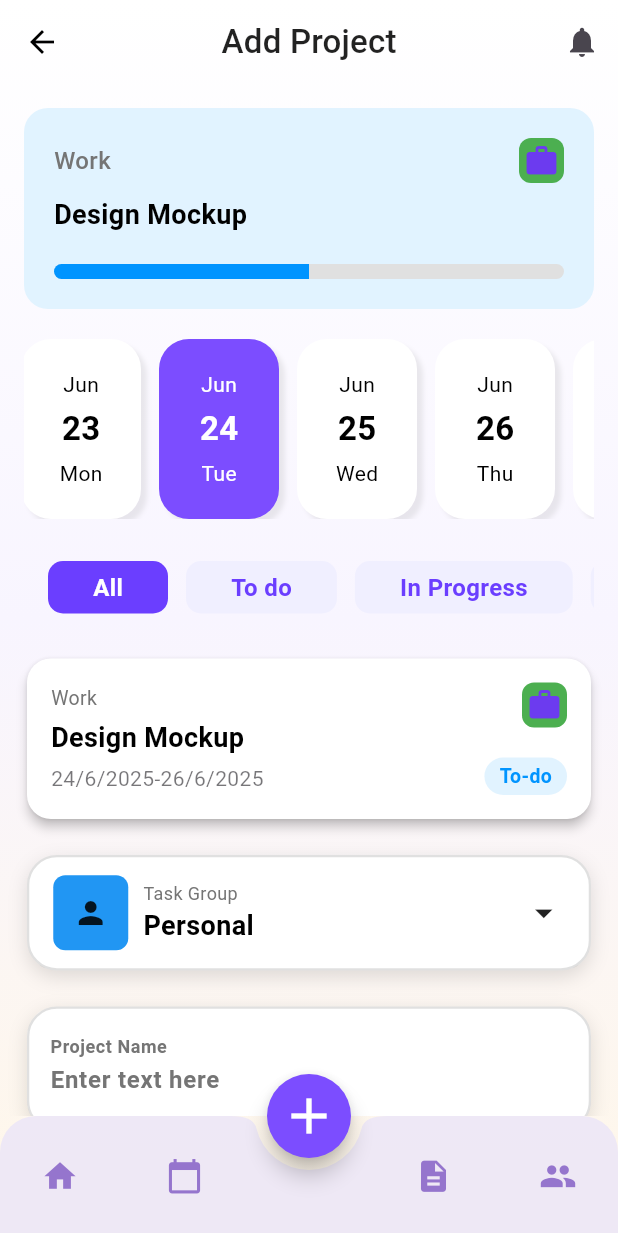
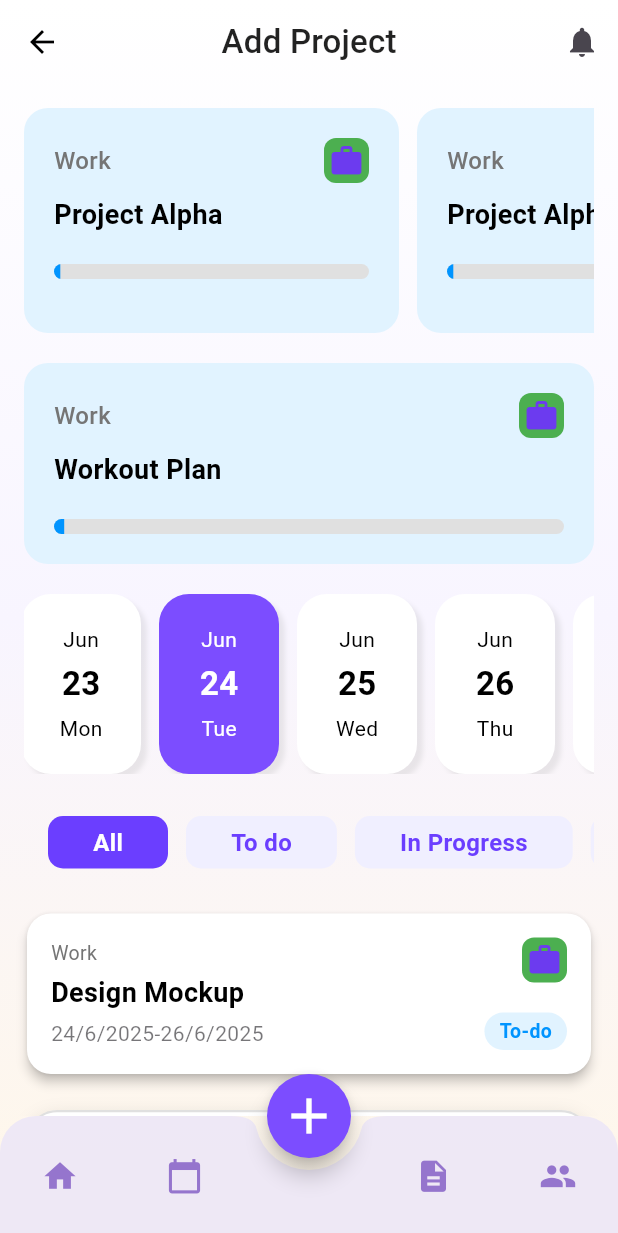
Before and after one commit to LucHo251025/Task-Manager-App, a Flutter app: the screen it shows after launch, on a phone screen of 412 x 824 dp. Shown: the top 1233 px of the screen. Run offline on Flutter 3.47's test engine with Material 3 defaults, Android fonts, the phone set to English and light mode, and no system bars; our stand-ins replace flutter_bloc, font_awesome_flutter; Roboto replaces fonts that are missing (Urbanist).

Commit message:
create horizonta_project_card_process

```diff
--- a/lib/features/task/presentation/pages/add_project_screen.dart
+++ b/lib/features/task/presentation/pages/add_project_screen.dart
@@ -3,6 +3,7 @@ import 'package:task_manager_app/features/task/domain/entities/project_entity.da
 import 'package:task_manager_app/features/task/domain/entities/task_entity.dart';
 import 'package:task_manager_app/features/task/domain/entities/task_group_entity.dart';
 import 'package:task_manager_app/features/task/presentation/widgets/horizontal_date_picker.dart';
+import 'package:task_manager_app/features/task/presentation/widgets/horizontal_project_card_process.dart';
 import 'package:task_manager_app/features/task/presentation/widgets/project_card_process.dart';
 import 'package:task_manager_app/features/task/presentation/widgets/select_date.dart';
 import 'package:task_manager_app/features/task/presentation/widgets/status_tabbar.dart';
@@ -86,6 +87,114 @@ class _AddProjectScreenState extends State<AddProjectScreen> {
               padding: const EdgeInsets.all(16.0),
               child: Column(
                 children: [
+                  HorizontalProjectList(groupList: [
+                    TaskGroupEntity(
+                      id: '1',
+                      name: 'Work',
+                      projects: [
+                        ProjectEntity(
+                          id: 'p1',
+                          groupId: '1',
+                          description: 'Work-related projects and tasks',
+                          name: 'Project Alpha',
+                          tasks: [
+                            TaskEntity(
+                              id: "1",
+                              projectId: "1",
+                              title: "Design Mockup",
+                              status: "isProcess",
+                              startDate: DateTime.now(),
+                              endDate: DateTime.now().add(Duration(days: 2)),
+                            ),
+                            TaskEntity(
+                              id: "2",
+                              projectId: "1",
+                              title: "Develop Backend",
+                              status: "isProcess",
+                              startDate: DateTime.now(),
+                              endDate: DateTime.now().add(Duration(days: 3)),
+                            )
+                          ],
+                          status: 'isProcess',
+                          startDate: DateTime.now(),
+                          endDate: DateTime.now().add(Duration(days: 5)),
+                        ),
+                        ProjectEntity(
+                          id: 'p1',
+                          groupId: '1',
+                          description: 'Work-related projects and tasks',
+                          name: 'Project Alpha',
+                          tasks: [
+                            TaskEntity(
+                              id: "1",
+                              projectId: "1",
+                              title: "Design Mockup",
+                              status: "isProcess",
+                              startDate: DateTime.now(),
+                              endDate: DateTime.now().add(Duration(days: 2)),
+                            ),
+                            TaskEntity(
+                              id: "2",
+                              projectId: "1",
+                              title: "Develop Backend",
+                              status: "isProcess",
+                              startDate: DateTime.now(),
+                              endDate: DateTime.now().add(Duration(days: 3)),
+                            )
+                          ],
+                          status: 'isProcess',
+                          startDate: DateTime.now(),
+                          endDate: DateTime.now().add(Duration(days: 5)),
+                        ),
+                      ],
+                      icon: Icon(
+                        Icons.work,
+                        color: Color(0xFF6C3BEF),
+                      ),
+                      iconColor: Colors.green,
+                    ),
+                    TaskGroupEntity(
+                      id: '1',
+                      name: 'Personal Projects',
+                      projects: [
+                        ProjectEntity(
+                          id: 'p1',
+                          groupId: '1',
+                          description: 'Work-related projects and tasks',
+                          name: 'Project Alpha',
+                          tasks: [
+                            TaskEntity(
+                              id: "1",
+                              projectId: "1",
+                              title: "Design Mockup",
+                              status: "isProcess",
+                              startDate: DateTime.now(),
+                              endDate: DateTime.now().add(Duration(days: 2)),
+                            ),
+                            TaskEntity(
+                              id: "2",
+                              projectId: "1",
+                              title: "Develop Backend",
+                              status: "isProcess",
+                              startDate: DateTime.now(),
+                              endDate: DateTime.now().add(Duration(days: 3)),
+                            )
+                          ],
+                          status: 'isProcess',
+                          startDate: DateTime.now(),
+                          endDate: DateTime.now().add(Duration(days: 5)),
+                        ),
+                      ],
+                      icon: Icon(
+                        Icons.work,
+                        color: Color(0xFF6C3BEF),
+                      ),
+                      iconColor: Colors.green,
+                    )
+                  ]),
+                  SizedBox(
+                    height: 20,
+                  ),
                   ProjectCardProcess(group: TaskGroupEntity(
                     id: '1',
                     name: 'Work',
@@ -113,7 +222,7 @@ class _AddProjectScreenState extends State<AddProjectScreen> {
                             endDate: DateTime.now().add(Duration(days: 3)),
                           )
                         ],
-                        status: 'done',
+                        status: 'isProcesss',
                         startDate: DateTime.now(),
                         endDate: DateTime.now().add(Duration(days: 5)),
                       ),
@@ -123,15 +232,34 @@ class _AddProjectScreenState extends State<AddProjectScreen> {
                       color: Color(0xFF6C3BEF),
                     ),
                     iconColor: Colors.green,
-                  ), task: TaskEntity(
-                    id: "1",
-                    projectId: "1",
-                    title: "Design Mockup",
-                    status: "isProcesss",
+                  ), projectEntity:
+                  ProjectEntity(
+                    id: 'p4',
+                    groupId: '3',
+                    description: 'Personal projects and hobbies',
+                    name: 'Workout Plan',
+                    tasks: [
+                      TaskEntity(
+                        id: "1",
+                        projectId: "1",
+                        title: "APP",
+                        status: "isProcesss",
+                        startDate: DateTime.now(),
+                        endDate: DateTime.now().add(Duration(days: 1)),
+                      ),
+                      TaskEntity(
+                        id: "1",
+                        projectId: "1",
+                        title: "APP",
+                        status: "isProcesss",
+                        startDate: DateTime.now(),
+                        endDate: DateTime.now().add(Duration(days: 1)),
+                      )
+                    ],
+                    status: 'isProcesss',
                     startDate: DateTime.now(),
-                    endDate: DateTime.now().add(Duration(days: 2)),
-                  )
-                  ),
+                    endDate: DateTime.now().add(Duration(days: 1)),
+                  ),                  ),
                   SizedBox(
                     height: 20,
                   ),
--- /dev/null
+++ b/lib/features/task/presentation/widgets/horizontal_project_card_process.dart
@@ -0,0 +1,39 @@
+import 'package:flutter/material.dart';
+import 'package:task_manager_app/features/task/domain/entities/task_group_entity.dart';
+import 'package:task_manager_app/features/task/presentation/widgets/project_card_process.dart';
+
+class HorizontalProjectList extends StatelessWidget {
+  final List<TaskGroupEntity> groupList;
+
+  const HorizontalProjectList({
+    super.key,
+    required this.groupList,
+  });
+
+  @override
+  Widget build(BuildContext context) {
+    final processingPairs = groupList
+        .expand((group) => group.projects
+        .where((project) => project.status == 'isProcess')
+        .map((project) => MapEntry(group, project)))
+        .toList();
+    return SizedBox(
+      height: 150,
+      child: ListView.separated(
+        scrollDirection: Axis.horizontal,
+        itemCount: processingPairs.length,
+        separatorBuilder: (_, __) => const SizedBox(width: 12),
+        itemBuilder: (context, index) {
+          final pair = processingPairs[index];
+          return SizedBox(
+            width: 250,
+            child: ProjectCardProcess(
+              group: pair.key,
+              projectEntity: pair.value,
+            ),
+          );
+        },
+      ),
+    );
+  }
+}
--- a/lib/features/task/presentation/widgets/project_card_process.dart
+++ b/lib/features/task/presentation/widgets/project_card_process.dart
@@ -1,15 +1,15 @@
 import 'package:flutter/material.dart';
+import 'package:task_manager_app/features/task/domain/entities/project_entity.dart';
 import 'package:task_manager_app/features/task/domain/entities/task_entity.dart';
 import 'package:task_manager_app/features/task/domain/entities/task_group_entity.dart';
 
 class ProjectCardProcess extends StatelessWidget {
   final TaskGroupEntity group;
-  final TaskEntity task;
-
+  final ProjectEntity projectEntity;
   const ProjectCardProcess({
     super.key,
     required this.group,
-    required this.task,
+    required this.projectEntity,
   });
 
   @override
@@ -53,7 +53,7 @@ class ProjectCardProcess extends StatelessWidget {
           const SizedBox(height: 8),
 
           Text(
-            task.title,
+            projectEntity.name,
             style: TextStyle(
               fontSize: 18,
               fontWeight: FontWeight.bold,
@@ -65,7 +65,7 @@ class ProjectCardProcess extends StatelessWidget {
           ClipRRect(
             borderRadius: BorderRadius.circular(10),
             child: LinearProgressIndicator(
-              value: 50 / 100,
+              value: projectEntity.tasks.length / 100,
               minHeight: 10,
               backgroundColor: Colors.grey[300],
               valueColor: AlwaysStoppedAnimation<Color>(
```
